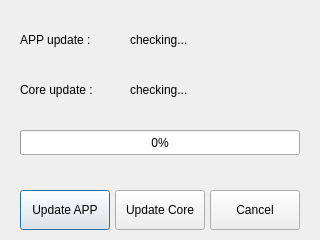
Before: the Qt Designer form app/ui/update_dialog.ui in ingbyr/vdm, drawn with Qt 5.
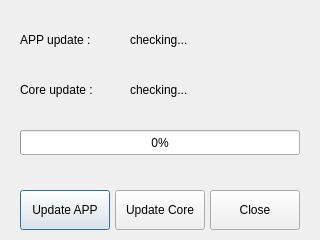
After: the same form once the commit is applied.

```diff
--- a/app/ui/update_dialog.ui
+++ b/app/ui/update_dialog.ui
@@ -114,7 +114,7 @@
     </rect>
    </property>
    <property name="text">
-    <string>Cancel</string>
+    <string>Close</string>
    </property>
   </widget>
  </widget>
```
